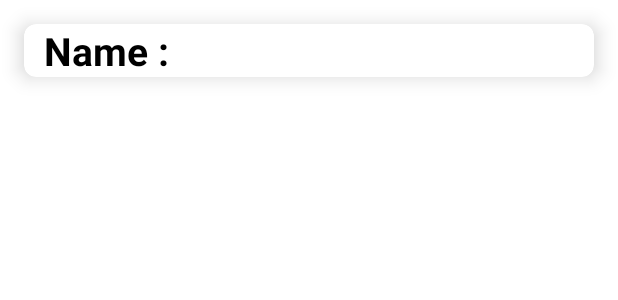
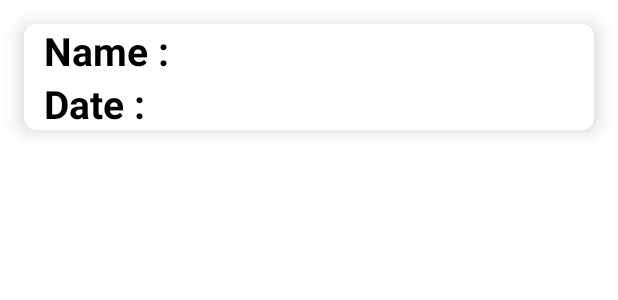
Before and after one commit to NaveenSharma07/Insurance-Agent, an Android app: the layout itemview.xml on its own in the app's theme, with its tools: preview values and no code run, on a phone screen of 412 x 824 dp. Shown: the top 300 px of the screen. Run offline under Robolectric (Android 15) with nearby library versions, the phone set to English and light mode, and no system bars.

Commit message:
code pushed date :- 15-11-2022.

```diff
--- a/app/src/main/java/com/example/insuranceagent/adapters/adapter.java
+++ b/app/src/main/java/com/example/insuranceagent/adapters/adapter.java
@@ -29,13 +29,13 @@ public class adapter extends RecyclerView.Adapter<adapter.MyViewHolder> {
     public MyViewHolder onCreateViewHolder(@NonNull ViewGroup parent, int viewType) {
         View v = LayoutInflater.from(context).inflate(R.layout.itemview,parent,false);
         return new MyViewHolder(v);
-
     }
 
     @Override
     public void onBindViewHolder(@NonNull MyViewHolder holder, int position) {
        userdata user = list.get(position);
        holder.name.setText(user.getName());
+       holder.date.setText(user.getDateofbirth());
     }
 
     @Override
@@ -44,10 +44,11 @@ public class adapter extends RecyclerView.Adapter<adapter.MyViewHolder> {
     }
 
     public static class MyViewHolder extends RecyclerView.ViewHolder{
-        TextView name;
+        TextView name,date;
         public MyViewHolder(View itemView){
             super(itemView);
             name = itemView.findViewById(R.id.name);
+            date = itemView.findViewById(R.id.date);
         }
     }
 }
--- a/app/src/main/res/layout/itemview.xml
+++ b/app/src/main/res/layout/itemview.xml
@@ -34,10 +34,34 @@
                 android:layout_height="wrap_content"
                 android:textColor="@color/black"
                 android:layout_toEndOf="@+id/username"
+                android:textSize="22sp">
+            </TextView>
+
+        </RelativeLayout>
+        <RelativeLayout
+            android:layout_width="wrap_content"
+            android:layout_height="wrap_content"
+            android:gravity="center_vertical"
+            android:orientation="horizontal">
+
+            <TextView
+                android:id="@+id/userdate"
+                android:layout_width="wrap_content"
+                android:layout_height="wrap_content"
+                android:text="  Date : "
+                android:textColor="@color/black"
                 android:textSize="26sp"
                 android:textStyle="bold">
             </TextView>
 
+            <TextView
+                android:id="@+id/date"
+                android:layout_width="wrap_content"
+                android:layout_height="wrap_content"
+                android:textColor="@color/black"
+                android:layout_toEndOf="@+id/userdate"
+                android:textSize="22sp">
+            </TextView>
         </RelativeLayout>
 
     </LinearLayout>
```
Also changed, not shown: app/src/main/java/com/example/insuranceagent/userdata.java (+9 -1 lines).
